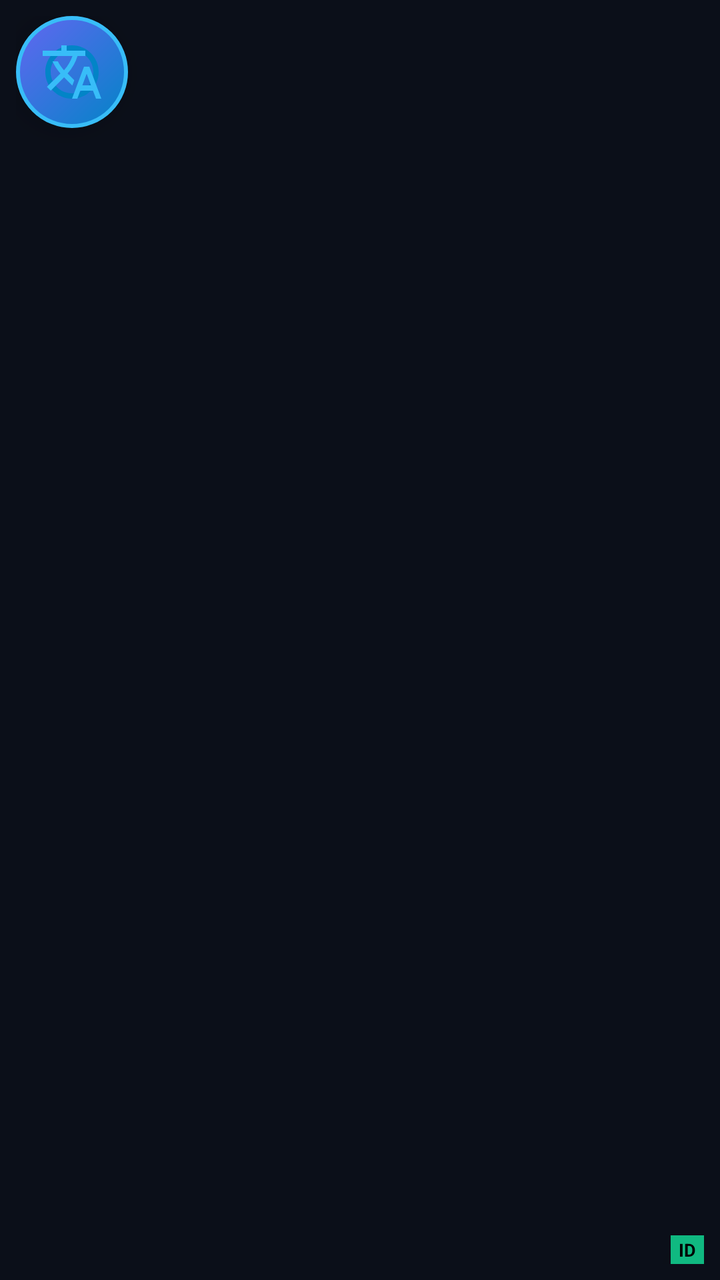
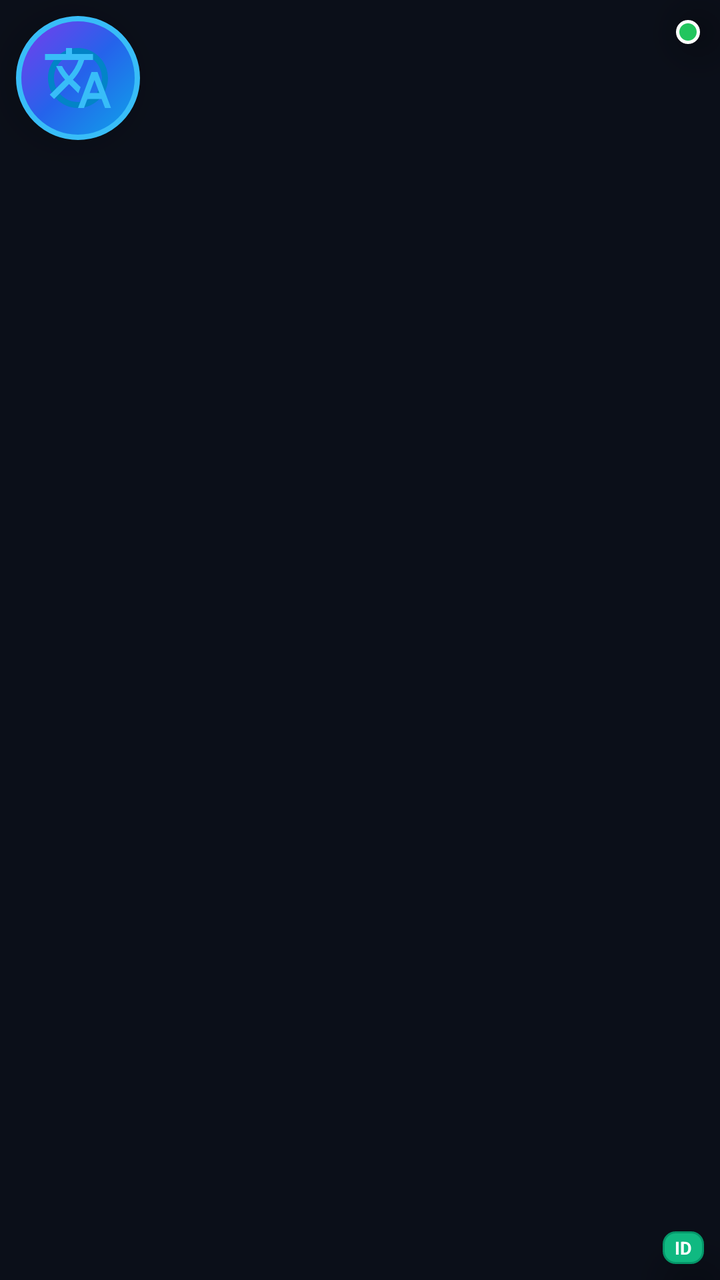

Two renders of the same Android screen: before a commit and after it. Below are the layout's source before the change and the commit's diff.
<!-- AndroidManifest.xml: application theme Theme.GameTrans -->
<!-- res/layout/layout_floating_bubble.xml -->
<?xml version="1.0" encoding="utf-8"?>
<FrameLayout xmlns:android="http://schemas.android.com/apk/res/android"
    android:id="@+id/bubbleRoot"
    android:layout_width="wrap_content"
    android:layout_height="wrap_content"
    android:padding="8dp">

    
    <ImageView
        android:id="@+id/bubbleIcon"
        android:layout_width="56dp"
        android:layout_height="56dp"
        android:background="@drawable/bg_bubble"
        android:padding="12dp"
        android:src="@drawable/ic_translate_bubble"
        android:contentDescription="@string/tap_to_translate"
        android:elevation="8dp" />

    
    <TextView
        android:id="@+id/badgeLang"
        android:layout_width="wrap_content"
        android:layout_height="wrap_content"
        android:layout_gravity="bottom|end"
        android:background="#10b981"
        android:paddingStart="4dp"
        android:paddingEnd="4dp"
        android:paddingTop="1dp"
        android:paddingBottom="1dp"
        android:text="ID"
        android:textColor="#000"
        android:textSize="9sp"
        android:textStyle="bold"
        android:elevation="10dp" />

</FrameLayout>
<!-- resources referenced by this layout -->
<resources>
  <!-- drawable bg_bubble (drawable) -->
  <?xml version="1.0" encoding="utf-8"?>
  <shape xmlns:android="http://schemas.android.com/apk/res/android"
      android:shape="oval">
      <gradient
          android:type="linear"
          android:angle="135"
          android:startColor="#0284c7"
          android:endColor="#6366f1"/>
      <stroke
          android:width="2dp"
          android:color="#38bdf8"/>
  </shape>
  <!-- drawable ic_translate_bubble (drawable) -->
  <vector xmlns:android="http://schemas.android.com/apk/res/android"
      android:width="48dp"
      android:height="48dp"
      android:viewportWidth="24"
      android:viewportHeight="24">
    <path
        android:fillColor="#0284c7"
        android:pathData="M12,2C6.48,2 2,6.48 2,12C2,17.52 6.48,22 12,22C17.52,22 22,17.52 22,12C22,6.48 17.52,2 12,2ZM12,20C7.59,20 4,16.41 4,12C4,7.59 7.59,4 12,4C16.41,4 20,7.59 20,12C20,16.41 16.41,20 12,20Z"/>
    <path
        android:fillColor="#38bdf8"
        android:pathData="M12.87,15.07L10.33,12.56L10.36,12.53C12.1,10.59 13.34,8.36 14.07,6H17V4H10V2H8V4H1V6H12.17C11.5,7.92 10.44,9.75 9,11.35C8.07,10.32 7.3,9.19 6.69,8H4.69C5.42,9.63 6.42,11.17 7.67,12.56L2.58,17.58L4,19L9,14L12.11,17.11L12.87,15.07ZM18.5,10H16.5L12,22H14L15.12,19H19.87L21,22H23L18.5,10ZM15.88,17L17.5,12.67L19.12,17H15.88Z"/>
  </vector>
  <string name="tap_to_translate">Ketuk gelembung untuk menerjemahkan</string>
  <style name="Theme.GameTrans" parent="android:Theme.Material.NoActionBar">
          <item name="android:statusBarColor">#0b0f19</item>
          <item name="android:navigationBarColor">#0b0f19</item>
          <item name="android:windowBackground">#0b0f19</item>
      </style>
</resources>

<!-- the commit's change to res/layout/layout_floating_bubble.xml (unified diff, before → after) -->
@@ -3,18 +3,37 @@
     android:id="@+id/bubbleRoot"
     android:layout_width="wrap_content"
     android:layout_height="wrap_content"
-    android:padding="8dp">
+    android:padding="8dp"
+    android:clipChildren="false"
+    android:clipToPadding="false">
 
     
-    <ImageView
-        android:id="@+id/bubbleIcon"
-        android:layout_width="56dp"
-        android:layout_height="56dp"
-        android:background="@drawable/bg_bubble"
-        android:padding="12dp"
-        android:src="@drawable/ic_translate_bubble"
-        android:contentDescription="@string/tap_to_translate"
-        android:elevation="8dp" />
+    <FrameLayout
+        android:id="@+id/bubbleContainer"
+        android:layout_width="62dp"
+        android:layout_height="62dp"
+        android:background="@drawable/bg_bubble_modern"
+        android:elevation="12dp">
+
+        
+        <ImageView
+            android:id="@+id/bubbleIcon"
+            android:layout_width="match_parent"
+            android:layout_height="match_parent"
+            android:padding="13dp"
+            android:src="@drawable/ic_translate_bubble"
+            android:contentDescription="@string/tap_to_translate" />
+
+        
+        <ProgressBar
+            android:id="@+id/bubbleLoading"
+            android:layout_width="34dp"
+            android:layout_height="34dp"
+            android:layout_gravity="center"
+            android:indeterminateTint="#fde047"
+            android:visibility="gone" />
+
+    </FrameLayout>
 
     
     <TextView
@@ -22,15 +41,28 @@
         android:layout_width="wrap_content"
         android:layout_height="wrap_content"
         android:layout_gravity="bottom|end"
-        android:background="#10b981"
-        android:paddingStart="4dp"
-        android:paddingEnd="4dp"
-        android:paddingTop="1dp"
-        android:paddingBottom="1dp"
+        android:layout_marginEnd="0dp"
+        android:layout_marginBottom="0dp"
+        android:background="@drawable/bg_badge_lang"
+        android:paddingStart="6dp"
+        android:paddingEnd="6dp"
+        android:paddingTop="2dp"
+        android:paddingBottom="2dp"
         android:text="ID"
-        android:textColor="#000"
+        android:textColor="#ffffff"
         android:textSize="9sp"
         android:textStyle="bold"
-        android:elevation="10dp" />
+        android:elevation="14dp" />
+
+    
+    <View
+        android:id="@+id/statusDot"
+        android:layout_width="12dp"
+        android:layout_height="12dp"
+        android:layout_gravity="top|end"
+        android:layout_marginTop="2dp"
+        android:layout_marginEnd="2dp"
+        android:background="@drawable/bg_status_online"
+        android:elevation="14dp" />
 
 </FrameLayout>
<!-- resource entries referenced after the edit -->
@@ -1,17 +1,37 @@
 <!-- resources referenced by this layout -->
 <resources>
-  <!-- drawable bg_bubble (drawable) -->
+  <!-- drawable bg_badge_lang (drawable) -->
+  <?xml version="1.0" encoding="utf-8"?>
+  <shape xmlns:android="http://schemas.android.com/apk/res/android"
+      android:shape="rectangle">
+      <corners android:radius="6dp" />
+      <solid android:color="#10b981" />
+      <stroke
+          android:width="1dp"
+          android:color="#059669" />
+  </shape>
+  <!-- drawable bg_bubble_modern (drawable) -->
   <?xml version="1.0" encoding="utf-8"?>
   <shape xmlns:android="http://schemas.android.com/apk/res/android"
       android:shape="oval">
       <gradient
           android:type="linear"
           android:angle="135"
-          android:startColor="#0284c7"
-          android:endColor="#6366f1"/>
+          android:startColor="#0ea5e9"
+          android:centerColor="#2563eb"
+          android:endColor="#7c3aed"/>
       <stroke
-          android:width="2dp"
+          android:width="2.5dp"
           android:color="#38bdf8"/>
+  </shape>
+  <!-- drawable bg_status_online (drawable) -->
+  <?xml version="1.0" encoding="utf-8"?>
+  <shape xmlns:android="http://schemas.android.com/apk/res/android"
+      android:shape="oval">
+      <solid android:color="#22c55e" />
+      <stroke
+          android:width="1.5dp"
+          android:color="#ffffff" />
   </shape>
   <!-- drawable ic_translate_bubble (drawable) -->
   <vector xmlns:android="http://schemas.android.com/apk/res/android"
